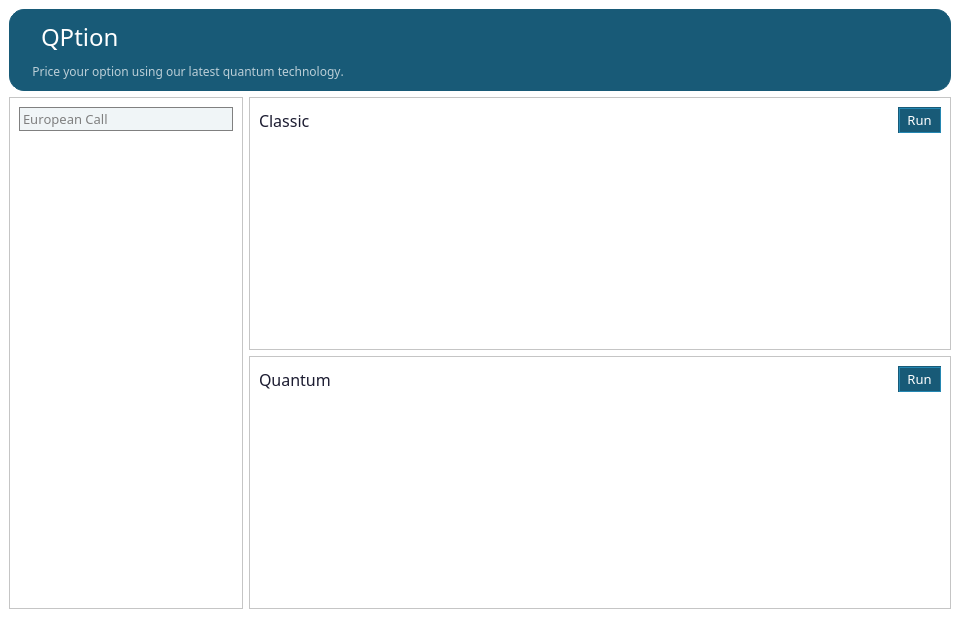
Before: the Qt Designer form ui/MainWindow.ui in wxxcl0825/QuantumOptionPricing, drawn with Qt 5.
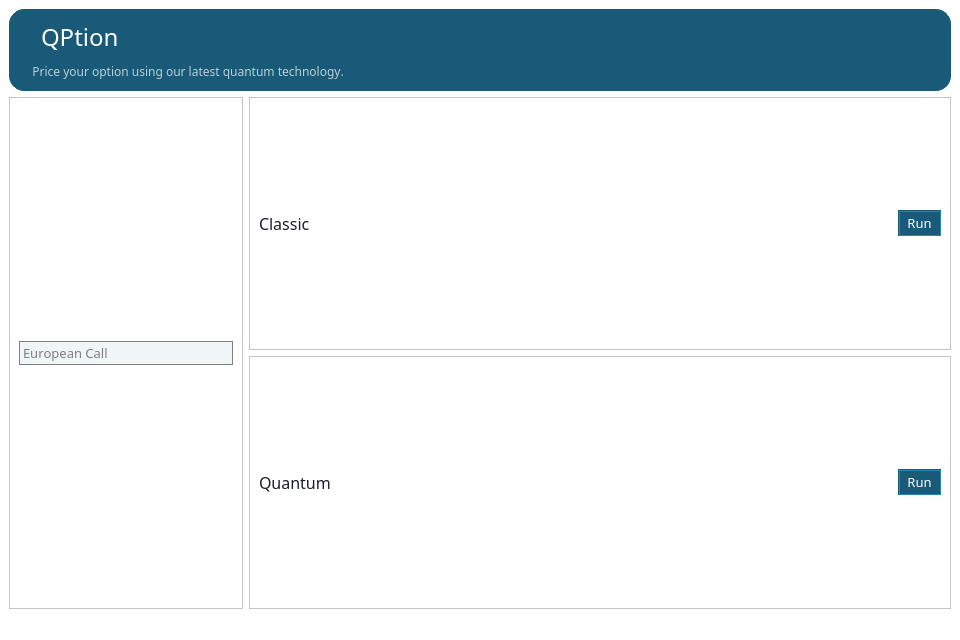
After: the same form once the commit is applied. Icons and pictures are not drawn.

The edit to the form file:
```diff
--- a/ui/MainWindow.ui
+++ b/ui/MainWindow.ui
@@ -237,14 +237,7 @@
           </widget>
          </item>
          <item>
-          <widget class="QWidget" name="taskwidget" native="true">
-           <property name="font">
-            <font>
-             <weight>50</weight>
-             <bold>false</bold>
-            </font>
-           </property>
-          </widget>
+          <layout class="QGridLayout" name="tasklayout"/>
          </item>
         </layout>
        </widget>
@@ -259,7 +252,7 @@
           <property name="frameShadow">
            <enum>QFrame::Raised</enum>
           </property>
-          <layout class="QVBoxLayout" name="verticalLayout_5" stretch="1,5">
+          <layout class="QVBoxLayout" name="verticalLayout_5" stretch="0,1">
            <item>
             <layout class="QHBoxLayout" name="horizontalLayout_5">
              <item>
@@ -317,7 +310,7 @@
             </layout>
            </item>
            <item>
-            <widget class="QWidget" name="classicwidget" native="true"/>
+            <layout class="QGridLayout" name="classiclayout"/>
            </item>
           </layout>
          </widget>
@@ -330,7 +323,7 @@
           <property name="frameShadow">
            <enum>QFrame::Raised</enum>
           </property>
-          <layout class="QVBoxLayout" name="verticalLayout_6" stretch="1,5">
+          <layout class="QVBoxLayout" name="verticalLayout_6" stretch="0,1">
            <item>
             <layout class="QHBoxLayout" name="horizontalLayout_6">
              <item>
@@ -388,7 +381,7 @@
             </layout>
            </item>
            <item>
-            <widget class="QWidget" name="quantumwidget" native="true"/>
+            <layout class="QGridLayout" name="quantumlayout"/>
            </item>
           </layout>
          </widget>
```
